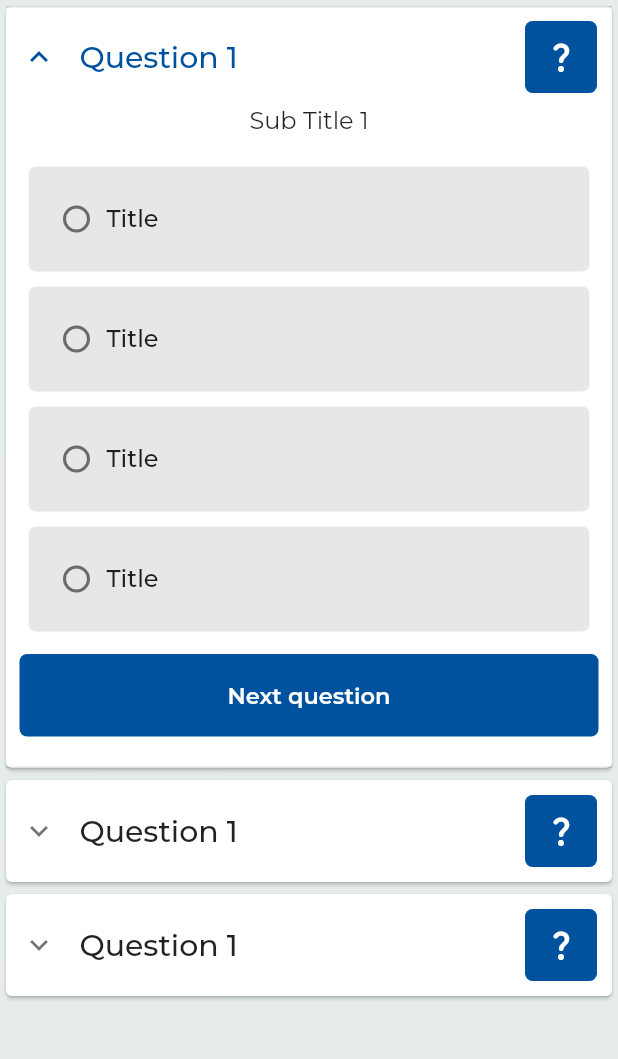
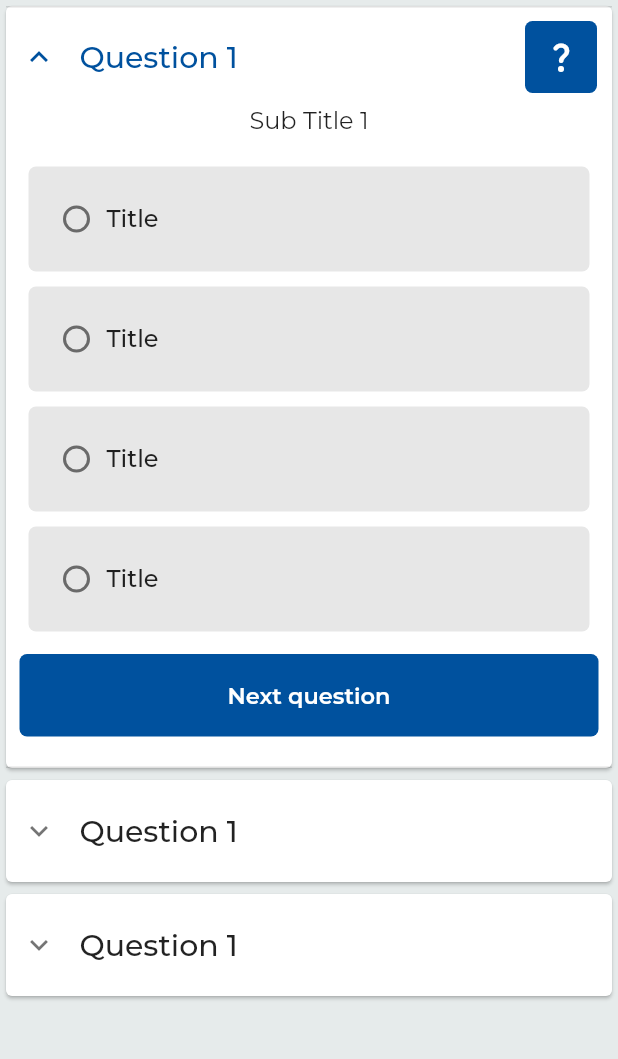
Before and after one commit to aazirani/guide_wizard, a Flutter app: the screen it shows after launch, after a tap on "Question 1", on a phone screen of 412 x 824 dp, the part 105-1164 px from its top. Run offline on Flutter 3.47's test engine with Material 2 defaults, Android fonts, the phone set to English and light mode, and no system bars; drawn by our look-alikes of scrollable_positioned_list; our stand-ins replace another_flushbar, carousel_slider, dio, dotted_line, flutter_markdown, flutter_mobx and 8 more; missing offline and left inert: render_metrics, xxtea; generated files the repository leaves out were written again.

Commit message:
now the help button only is shown when question is expanded.

```diff
--- a/lib/ui/questions/question_widget.dart
+++ b/lib/ui/questions/question_widget.dart
@@ -102,8 +102,8 @@ class _QuestionWidgetState extends State<QuestionWidget> {
               ),
             ],
           ),
-          // widget.expanded ? _buildHelpButton():SizedBox(),
-          _buildHelpButton(),
+          widget.expanded ? _buildHelpButton():SizedBox(),
+          // _buildHelpButton(),
         ],
       );
     }
@@ -301,8 +301,12 @@ class _QuestionWidgetState extends State<QuestionWidget> {
           iconColor: AppColors.main_color,
           initiallyExpanded: widget.expanded,
           title: _buildTitle(),
+          onExpansionChanged: (value) {
+            setState(() {
+              widget.expanded = value;
+            });
+          },
           controlAffinity: ListTileControlAffinity.leading,
-
           children: <Widget>[
             _buildDescription(),
             _buildOptions(),
```
